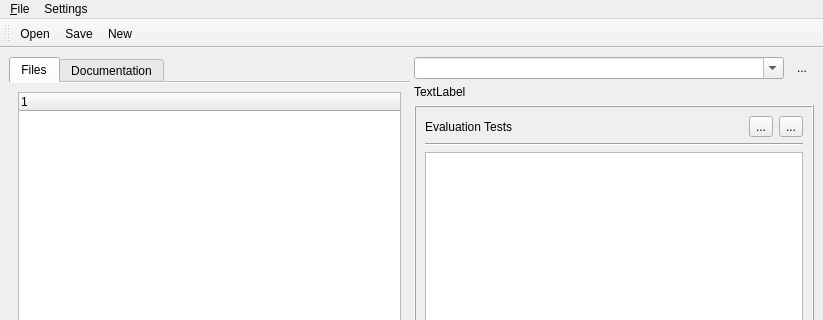
First picture: the form in ui/UserFunctionsEditor.ui, repository pyIonControl/IonControl, before the edit; both pictures show x 0 to 823 and y 0 to 320 of the 823 by 688 pixel window.
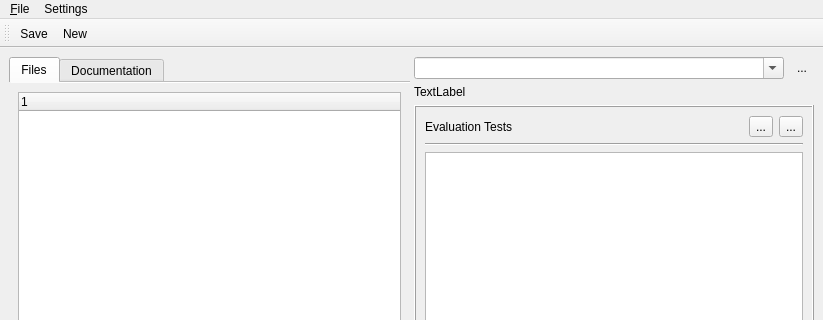
Second picture: the form after the edit. The open tabs and pages were chosen to show the change. Icons and pictures are not drawn.

Commit message: bugfixes: can now unpickle user-defined voltage functions in localVoltageAdjust fields. Also fixed a few minor bugs with UserFunctionsEditor and NamedTrace GUIs

Diff of the .ui file:
```diff
--- a/ui/UserFunctionsEditor.ui
+++ b/ui/UserFunctionsEditor.ui
@@ -267,7 +267,6 @@
    <attribute name="toolBarBreak">
     <bool>false</bool>
    </attribute>
-   <addaction name="actionOpen"/>
    <addaction name="actionSave"/>
    <addaction name="actionNew"/>
   </widget>
```
Left out of the diff: 6 changed lines with no effect on the pictures. The commit also changes 5 other files.
